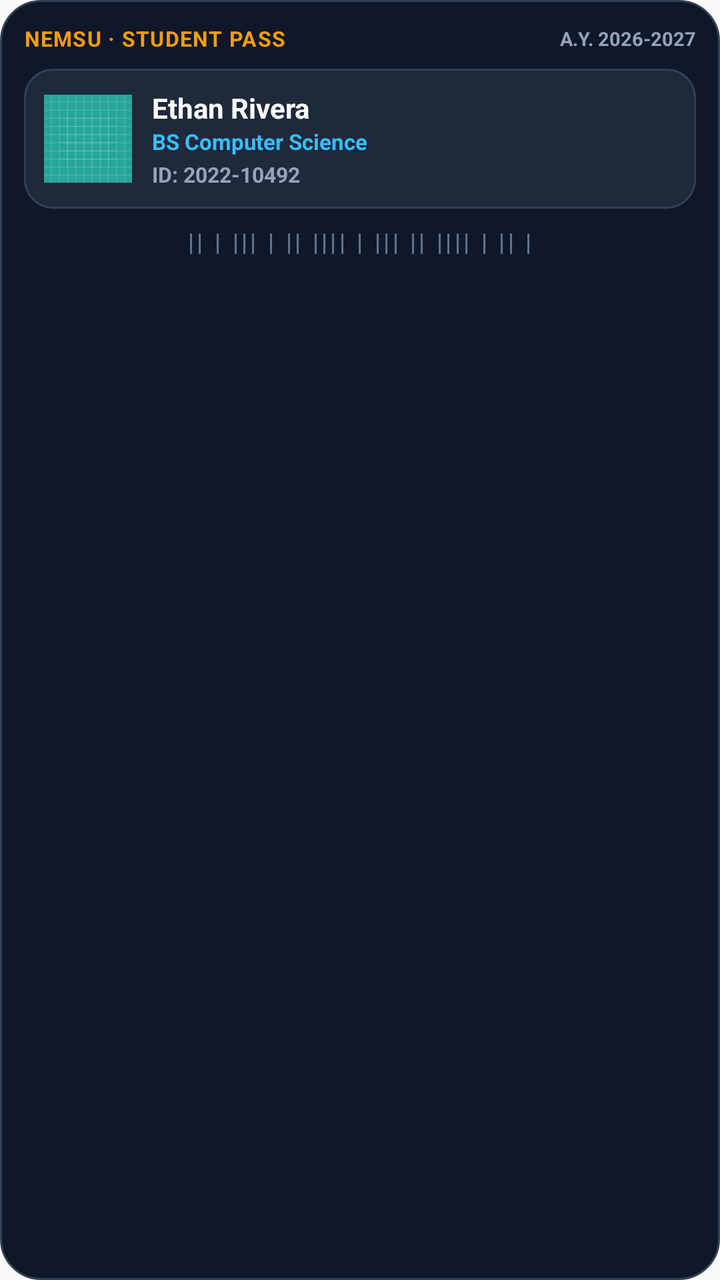
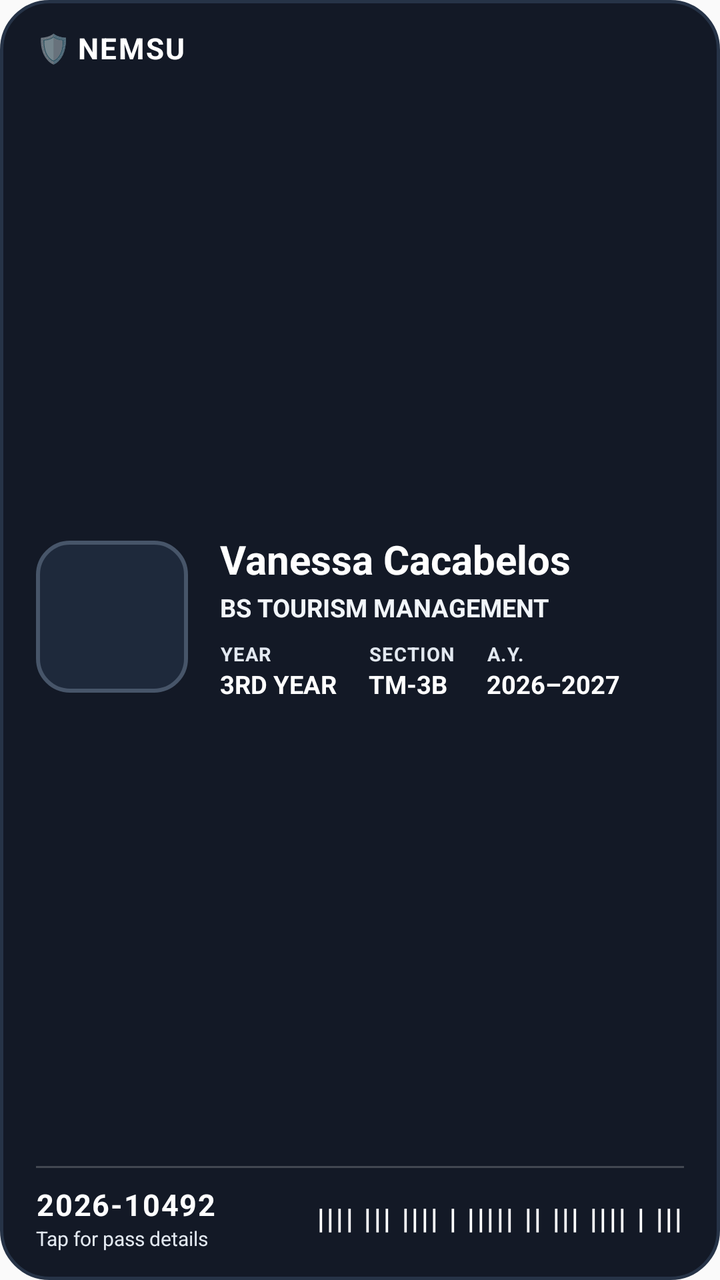

Screens rendered from an Android XML layout before and after an edit, with the pre-edit source and the edit as a unified diff.
<!-- AndroidManifest.xml: application theme AppTheme -->
<!-- res/layout/digital_pass_widget_layout.xml -->
<?xml version="1.0" encoding="utf-8"?>
<LinearLayout xmlns:android="http://schemas.android.com/apk/res/android"
    android:id="@+id/widget_pass_root"
    android:layout_width="match_parent"
    android:layout_height="match_parent"
    android:orientation="vertical"
    android:background="@drawable/widget_background"
    android:padding="12dp">

    
    <LinearLayout
        android:layout_width="match_parent"
        android:layout_height="wrap_content"
        android:orientation="horizontal"
        android:gravity="center_vertical"
        android:layout_marginBottom="8dp">

        <TextView
            android:id="@+id/widget_pass_school"
            android:layout_width="0dp"
            android:layout_height="wrap_content"
            android:layout_weight="1"
            android:text="NEMSU · STUDENT PASS"
            android:textColor="#F59E0B"
            android:textSize="10.5sp"
            android:textStyle="bold"
            android:letterSpacing="0.04" />

        <TextView
            android:id="@+id/widget_pass_year"
            android:layout_width="wrap_content"
            android:layout_height="wrap_content"
            android:text="A.Y. 2026-2027"
            android:textColor="#94A3B8"
            android:textSize="9.5sp"
            android:textStyle="bold" />
    </LinearLayout>

    
    <LinearLayout
        android:layout_width="match_parent"
        android:layout_height="wrap_content"
        android:orientation="horizontal"
        android:background="@drawable/widget_inner_card"
        android:padding="10dp"
        android:gravity="center_vertical">

        
        <ImageView
            android:id="@+id/widget_pass_avatar"
            android:layout_width="44dp"
            android:layout_height="44dp"
            android:src="@drawable/ic_launcher_background"
            android:background="#2563EB"
            android:layout_marginEnd="10dp" />

        <LinearLayout
            android:layout_width="0dp"
            android:layout_height="wrap_content"
            android:layout_weight="1"
            android:orientation="vertical">

            <TextView
                android:id="@+id/widget_pass_name"
                android:layout_width="wrap_content"
                android:layout_height="wrap_content"
                android:text="Ethan Rivera"
                android:textColor="#FFFFFF"
                android:textSize="14sp"
                android:textStyle="bold"
                android:maxLines="1"
                android:ellipsize="end" />

            <TextView
                android:id="@+id/widget_pass_program"
                android:layout_width="wrap_content"
                android:layout_height="wrap_content"
                android:text="BS Computer Science"
                android:textColor="#38BDF8"
                android:textSize="11sp"
                android:textStyle="bold"
                android:maxLines="1" />

            <TextView
                android:id="@+id/widget_pass_id_number"
                android:layout_width="wrap_content"
                android:layout_height="wrap_content"
                android:text="ID: 2022-10492"
                android:textColor="#94A3B8"
                android:textSize="10.5sp"
                android:textStyle="bold"
                android:layout_marginTop="2dp" />
        </LinearLayout>
    </LinearLayout>

    
    <LinearLayout
        android:layout_width="match_parent"
        android:layout_height="wrap_content"
        android:orientation="horizontal"
        android:gravity="center"
        android:layout_marginTop="8dp">

        <TextView
            android:id="@+id/widget_pass_barcode"
            android:layout_width="wrap_content"
            android:layout_height="wrap_content"
            android:text="|| | ||| | || |||| | ||| || |||| | || |"
            android:textColor="#64748B"
            android:textSize="12sp"
            android:textStyle="bold"
            android:letterSpacing="0.12" />
    </LinearLayout>
</LinearLayout>
<!-- resources referenced by this layout -->
<resources>
  <!-- drawable ic_launcher_background: vector/xml drawable (drawable, 5605 chars, omitted) -->
  <!-- drawable widget_background (drawable) -->
  <?xml version="1.0" encoding="utf-8"?>
  <shape xmlns:android="http://schemas.android.com/apk/res/android"
      android:shape="rectangle">
      <solid android:color="#0F172A" />
      <corners android:radius="20dp" />
      <stroke android:width="1dp" android:color="#334155" />
  </shape>
  <!-- drawable widget_inner_card (drawable) -->
  <?xml version="1.0" encoding="utf-8"?>
  <shape xmlns:android="http://schemas.android.com/apk/res/android"
      android:shape="rectangle">
      <solid android:color="#1E293B" />
      <corners android:radius="14dp" />
      <stroke android:width="1dp" android:color="#334155" />
  </shape>
  <style name="AppTheme" parent="Theme.AppCompat.Light.DarkActionBar">
          
          <item name="colorPrimary">@color/colorPrimary</item>
          <item name="colorPrimaryDark">@color/colorPrimaryDark</item>
          <item name="colorAccent">@color/colorAccent</item>
      </style>
</resources>

<!-- the commit's change to res/layout/digital_pass_widget_layout.xml (unified diff, before → after) -->
@@ -4,8 +4,11 @@
     android:layout_width="match_parent"
     android:layout_height="match_parent"
     android:orientation="vertical"
-    android:background="@drawable/widget_background"
-    android:padding="12dp">
+    android:background="@drawable/widget_digital_id_bg"
+    android:paddingStart="18dp"
+    android:paddingEnd="18dp"
+    android:paddingTop="14dp"
+    android:paddingBottom="14dp">
 
     
     <LinearLayout
@@ -13,47 +16,180 @@
         android:layout_height="wrap_content"
         android:orientation="horizontal"
         android:gravity="center_vertical"
-        android:layout_marginBottom="8dp">
+        android:layout_marginBottom="10dp">
+
+        <TextView
+            android:layout_width="wrap_content"
+            android:layout_height="wrap_content"
+            android:text="🛡️ "
+            android:textSize="14sp" />
 
         <TextView
             android:id="@+id/widget_pass_school"
+            android:layout_width="wrap_content"
+            android:layout_height="wrap_content"
+            android:text="NEMSU"
+            android:textColor="#FFFFFF"
+            android:textSize="14.5sp"
+            android:textStyle="bold"
+            android:letterSpacing="0.05"
+            android:singleLine="true"
+            android:ellipsize="end" />
+    </LinearLayout>
+
+    
+    <LinearLayout
+        android:layout_width="match_parent"
+        android:layout_height="0dp"
+        android:layout_weight="1"
+        android:orientation="horizontal"
+        android:gravity="center_vertical">
+
+        
+        <ImageView
+            android:id="@+id/widget_pass_avatar"
+            android:layout_width="76dp"
+            android:layout_height="76dp"
+            android:background="@drawable/widget_id_photo_frame"
+            android:scaleType="centerCrop"
+            android:padding="2dp"
+            android:layout_marginEnd="16dp" />
+
+        
+        <LinearLayout
             android:layout_width="0dp"
             android:layout_height="wrap_content"
             android:layout_weight="1"
-            android:text="NEMSU · STUDENT PASS"
-            android:textColor="#F59E0B"
-            android:textSize="10.5sp"
-            android:textStyle="bold"
-            android:letterSpacing="0.04" />
-
-        <TextView
-            android:id="@+id/widget_pass_year"
-            android:layout_width="wrap_content"
-            android:layout_height="wrap_content"
-            android:text="A.Y. 2026-2027"
-            android:textColor="#94A3B8"
-            android:textSize="9.5sp"
-            android:textStyle="bold" />
+            android:orientation="vertical">
+
+            
+            <TextView
+                android:id="@+id/widget_pass_name"
+                android:layout_width="match_parent"
+                android:layout_height="wrap_content"
+                android:text="Vanessa Cacabelos"
+                android:textColor="#FFFFFF"
+                android:textSize="20sp"
+                android:textStyle="bold"
+                android:singleLine="true"
+                android:ellipsize="end" />
+
+            
+            <TextView
+                android:id="@+id/widget_pass_program"
+                android:layout_width="match_parent"
+                android:layout_height="wrap_content"
+                android:text="BS TOURISM MANAGEMENT"
+                android:textColor="#F1F5F9"
+                android:textSize="12.5sp"
+                android:textStyle="bold"
+                android:singleLine="true"
+                android:ellipsize="end"
+                android:layout_marginTop="2dp" />
+
+            
+            <LinearLayout
+                android:layout_width="match_parent"
+                android:layout_height="wrap_content"
+                android:orientation="horizontal"
+                android:layout_marginTop="8dp">
+
+                
+                <LinearLayout
+                    android:layout_width="wrap_content"
+                    android:layout_height="wrap_content"
+                    android:orientation="vertical"
+                    android:layout_marginEnd="16dp">
+
+                    <TextView
+                        android:layout_width="wrap_content"
+                        android:layout_height="wrap_content"
+                        android:text="YEAR"
+                        android:textColor="#E2E8F0"
+                        android:textSize="9.5sp"
+                        android:textStyle="bold"
+                        android:letterSpacing="0.05" />
+
+                    <TextView
+                        android:id="@+id/widget_pass_year_level"
+                        android:layout_width="wrap_content"
+                        android:layout_height="wrap_content"
+                        android:text="3RD YEAR"
+                        android:textColor="#FFFFFF"
+                        android:textSize="12.5sp"
+                        android:textStyle="bold" />
+                </LinearLayout>
+
+                
+                <LinearLayout
+                    android:layout_width="wrap_content"
+                    android:layout_height="wrap_content"
+                    android:orientation="vertical"
+                    android:layout_marginEnd="16dp">
+
+                    <TextView
+                        android:layout_width="wrap_content"
+                        android:layout_height="wrap_content"
+                        android:text="SECTION"
+                        android:textColor="#E2E8F0"
+                        android:textSize="9.5sp"
+                        android:textStyle="bold"
+                        android:letterSpacing="0.05" />
+
+                    <TextView
+                        android:id="@+id/widget_pass_section"
+                        android:layout_width="wrap_content"
+                        android:layout_height="wrap_content"
+                        android:text="TM-3B"
+                        android:textColor="#FFFFFF"
+                        android:textSize="12.5sp"
+                        android:textStyle="bold" />
+                </LinearLayout>
+
+                
+                <LinearLayout
+                    android:layout_width="wrap_content"
+                    android:layout_height="wrap_content"
+                    android:orientation="vertical">
+
+                    <TextView
+                        android:layout_width="wrap_content"
+                        android:layout_height="wrap_content"
+                        android:text="A.Y."
+                        android:textColor="#E2E8F0"
+                        android:textSize="9.5sp"
+                        android:textStyle="bold"
+                        android:letterSpacing="0.05" />
+
+                    <TextView
+                        android:id="@+id/widget_pass_academic_year"
+                        android:layout_width="wrap_content"
+                        android:layout_height="wrap_content"
+                        android:text="2026–2027"
+                        android:textColor="#FFFFFF"
+                        android:textSize="12.5sp"
+                        android:textStyle="bold" />
+                </LinearLayout>
+            </LinearLayout>
+        </LinearLayout>
     </LinearLayout>
+
+    
+    <FrameLayout
+        android:layout_width="match_parent"
+        android:layout_height="1dp"
+        android:background="#33FFFFFF"
+        android:layout_marginTop="10dp"
+        android:layout_marginBottom="8dp" />
 
     
     <LinearLayout
         android:layout_width="match_parent"
         android:layout_height="wrap_content"
         android:orientation="horizontal"
-        android:background="@drawable/widget_inner_card"
-        android:padding="10dp"
         android:gravity="center_vertical">
 
         
-        <ImageView
-            android:id="@+id/widget_pass_avatar"
-            android:layout_width="44dp"
-            android:layout_height="44dp"
-            android:src="@drawable/ic_launcher_background"
-            android:background="#2563EB"
-            android:layout_marginEnd="10dp" />
-
         <LinearLayout
             android:layout_width="0dp"
             android:layout_height="wrap_content"
@@ -61,54 +197,31 @@
             android:orientation="vertical">
 
             <TextView
-                android:id="@+id/widget_pass_name"
-                android:layout_width="wrap_content"
-                android:layout_height="wrap_content"
-                android:text="Ethan Rivera"
-                android:textColor="#FFFFFF"
-                android:textSize="14sp"
-                android:textStyle="bold"
-                android:maxLines="1"
-                android:ellipsize="end" />
-
-            <TextView
-                android:id="@+id/widget_pass_program"
-                android:layout_width="wrap_content"
-                android:layout_height="wrap_content"
-                android:text="BS Computer Science"
-                android:textColor="#38BDF8"
-                android:textSize="11sp"
-                android:textStyle="bold"
-                android:maxLines="1" />
-
-            <TextView
                 android:id="@+id/widget_pass_id_number"
                 android:layout_width="wrap_content"
                 android:layout_height="wrap_content"
-                android:text="ID: 2022-10492"
-                android:textColor="#94A3B8"
-                android:textSize="10.5sp"
+                android:text="2026-10492"
+                android:textColor="#FFFFFF"
+                android:textSize="15sp"
                 android:textStyle="bold"
-                android:layout_marginTop="2dp" />
+                android:letterSpacing="0.04" />
+
+            <TextView
+                android:layout_width="wrap_content"
+                android:layout_height="wrap_content"
+                android:text="Tap for pass details"
+                android:textColor="#E2E8F0"
+                android:textSize="10sp" />
         </LinearLayout>
-    </LinearLayout>
-
-    
-    <LinearLayout
-        android:layout_width="match_parent"
-        android:layout_height="wrap_content"
-        android:orientation="horizontal"
-        android:gravity="center"
-        android:layout_marginTop="8dp">
-
+
+        
         <TextView
-            android:id="@+id/widget_pass_barcode"
             android:layout_width="wrap_content"
             android:layout_height="wrap_content"
-            android:text="|| | ||| | || |||| | ||| || |||| | || |"
-            android:textColor="#64748B"
-            android:textSize="12sp"
+            android:text="|||| ||| |||| | ||||| || ||| |||| | |||"
+            android:textColor="#FFFFFF"
+            android:textSize="14sp"
             android:textStyle="bold"
-            android:letterSpacing="0.12" />
+            android:letterSpacing="0.08" />
     </LinearLayout>
 </LinearLayout>
<!-- resource entries referenced after the edit -->
@@ -1,21 +1,20 @@
 <!-- resources referenced by this layout -->
 <resources>
-  <!-- drawable ic_launcher_background: vector/xml drawable (drawable, 5605 chars, omitted) -->
-  <!-- drawable widget_background (drawable) -->
+  <!-- drawable widget_digital_id_bg (drawable) -->
   <?xml version="1.0" encoding="utf-8"?>
   <shape xmlns:android="http://schemas.android.com/apk/res/android"
       android:shape="rectangle">
-      <solid android:color="#0F172A" />
-      <corners android:radius="20dp" />
-      <stroke android:width="1dp" android:color="#334155" />
+      <solid android:color="#131926" />
+      <corners android:radius="24dp" />
+      <stroke android:width="1.5dp" android:color="#263347" />
   </shape>
-  <!-- drawable widget_inner_card (drawable) -->
+  <!-- drawable widget_id_photo_frame (drawable) -->
   <?xml version="1.0" encoding="utf-8"?>
   <shape xmlns:android="http://schemas.android.com/apk/res/android"
       android:shape="rectangle">
       <solid android:color="#1E293B" />
-      <corners android:radius="14dp" />
-      <stroke android:width="1dp" android:color="#334155" />
+      <corners android:radius="16dp" />
+      <stroke android:width="2dp" android:color="#475569" />
   </shape>
   <style name="AppTheme" parent="Theme.AppCompat.Light.DarkActionBar">
           
